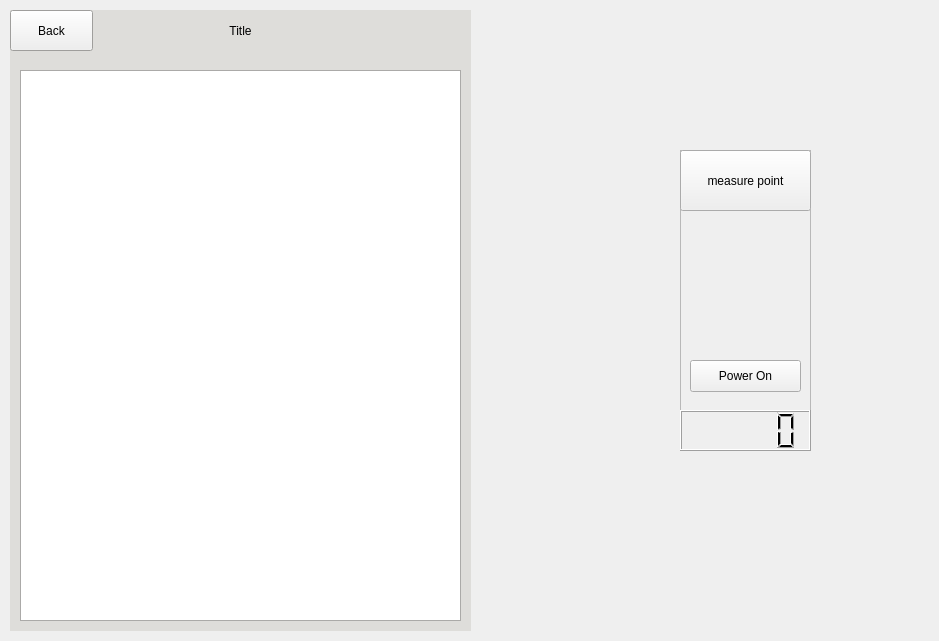
This is Team32-3004-Project/mainwindow.ui in Harry-Dinh/COMP-3004-F24-Final as Qt 5 draws it before an edit. The edited form follows.
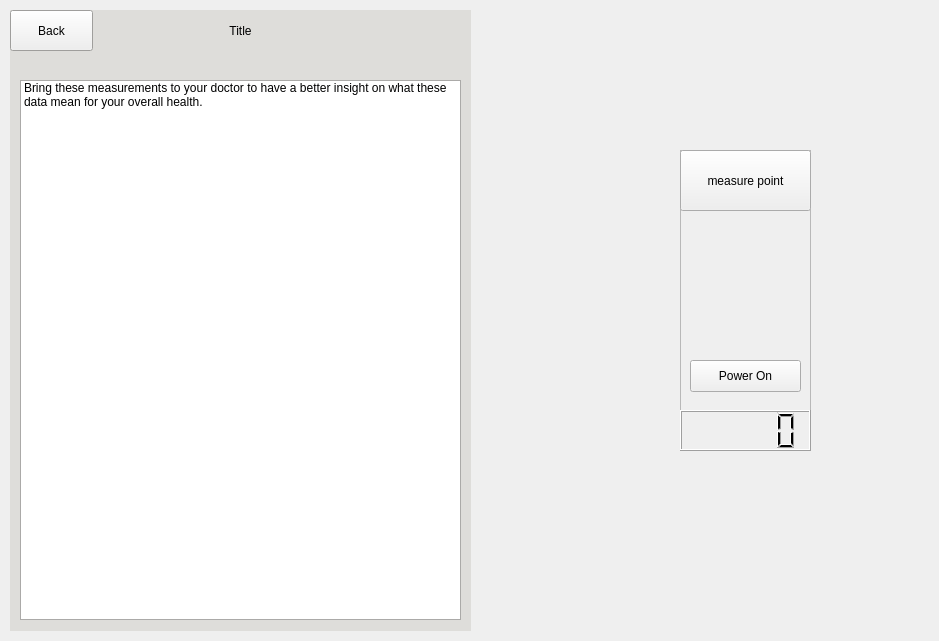
This is the edited form. The open tabs and pages were chosen to show the change. Icons and pictures are not drawn.

What changed in the file:
```diff
--- a/Team32-3004-Project/mainwindow.ui
+++ b/Team32-3004-Project/mainwindow.ui
@@ -450,11 +450,25 @@
       <property name="geometry">
        <rect>
         <x>10</x>
-        <y>20</y>
+        <y>30</y>
         <width>441</width>
-        <height>551</height>
+        <height>540</height>
        </rect>
       </property>
+      <property name="wordWrap">
+       <bool>true</bool>
+      </property>
+      <property name="itemAlignment">
+       <set>Qt::AlignmentFlag::AlignLeading</set>
+      </property>
+      <item>
+       <property name="text">
+        <string>Bring these measurements to your doctor to have a better insight on what these data mean for your overall health.</string>
+       </property>
+       <property name="icon">
+        <iconset theme="QIcon::ThemeIcon::DialogInformation"/>
+       </property>
+      </item>
      </widget>
     </widget>
     <widget class="QWidget" name="historyPage">
```
Left out of the diff: 2 changed lines with no effect on the pictures.
